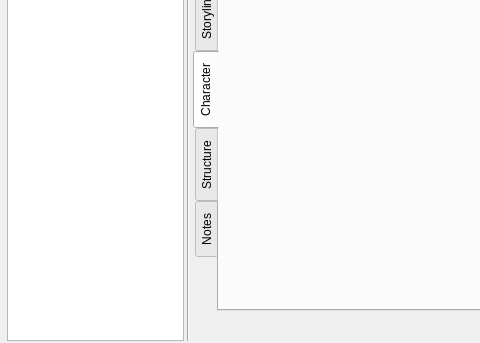
Above: ui/scene_editor.ui from zkovari/plotlyst before the change; both pictures show x 0 to 480 and y 221 to 564 of the 761 by 564 pixel window. Below: the same form after it.
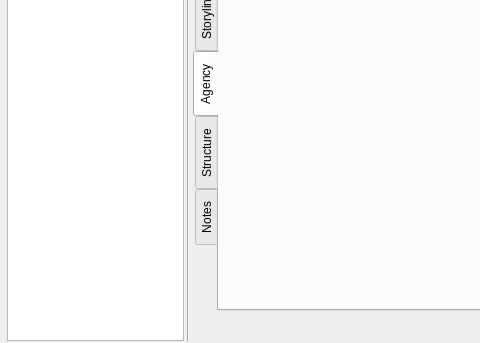
That is the form after the change. The open tabs and pages were chosen to show the change. Custom widgets are drawn as their Qt base class.

What changed in the file:
```diff
--- a/ui/scene_editor.ui
+++ b/ui/scene_editor.ui
@@ -622,7 +622,7 @@
              <bool>true</bool>
             </property>
             <attribute name="title">
-             <string>Character</string>
+             <string>Agency</string>
             </attribute>
             <layout class="QVBoxLayout" name="verticalLayout_8">
              <property name="spacing">
```
Left out of the diff: 5 changed lines with no effect on the pictures.
